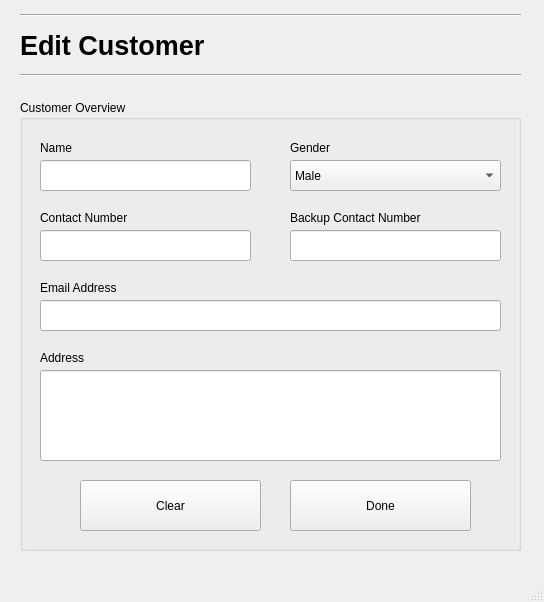
Qt form Screens/EditCustomer.ui (basil-ali-khan/Inventory-Management-System) before a commit.
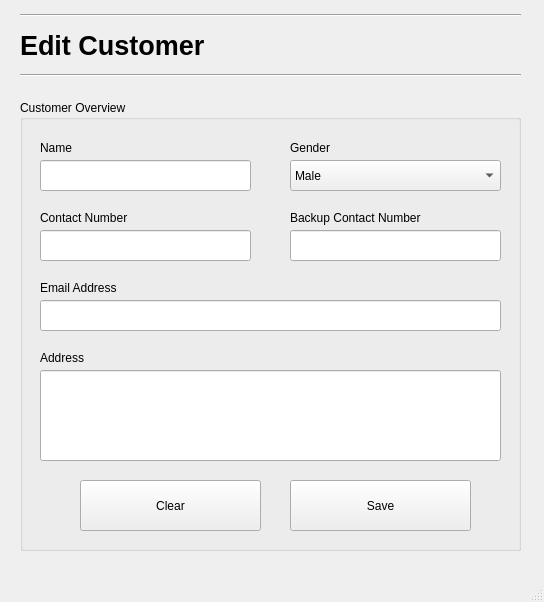
The same form after that commit.

Commit message: Customer, Vendor Done

Diff of the .ui file:
```diff
--- a/Screens/EditCustomer.ui
+++ b/Screens/EditCustomer.ui
@@ -130,7 +130,7 @@
       <rect>
        <x>270</x>
        <y>110</y>
-       <width>141</width>
+       <width>151</width>
        <height>16</height>
       </rect>
      </property>
@@ -258,7 +258,7 @@
      </rect>
     </property>
     <property name="text">
-     <string>Done</string>
+     <string>Save</string>
     </property>
    </widget>
   </widget>
```
Left out of the diff: 18 changed lines with no effect on the pictures. The commit also changes 14 other files.
